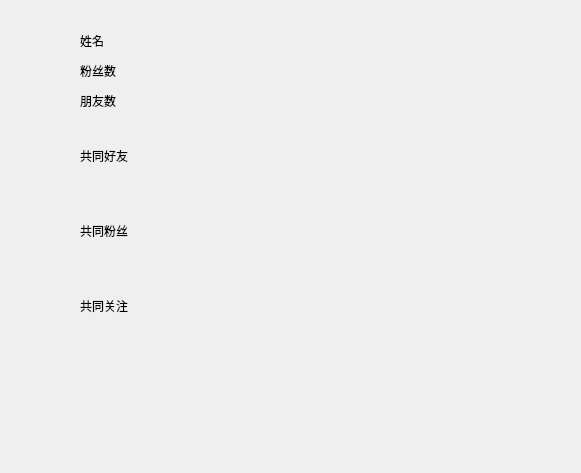
First picture: the form in person_specific.ui, repository VVictorWang/datastructure_course_design, before the edit.
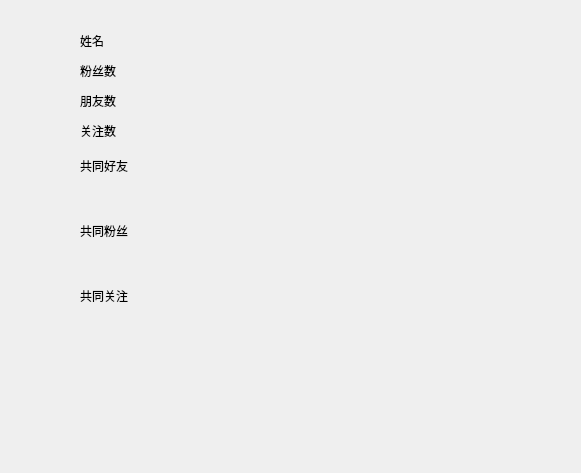
Second picture: the form after the edit.

```diff
--- a/person_specific.ui
+++ b/person_specific.ui
@@ -95,7 +95,7 @@
    <property name="geometry">
     <rect>
      <x>80</x>
-     <y>140</y>
+     <y>150</y>
      <width>51</width>
      <height>31</height>
     </rect>
@@ -108,9 +108,9 @@
    <property name="geometry">
     <rect>
      <x>150</x>
-     <y>150</y>
+     <y>160</y>
      <width>361</width>
-     <height>51</height>
+     <height>61</height>
     </rect>
    </property>
    <property name="text">
@@ -133,10 +133,10 @@
   <widget class="QLabel" name="fans">
    <property name="geometry">
     <rect>
-     <x>150</x>
+     <x>140</x>
      <y>220</y>
-     <width>381</width>
-     <height>41</height>
+     <width>391</width>
+     <height>61</height>
     </rect>
    </property>
    <property name="text">
@@ -147,7 +147,7 @@
    <property name="geometry">
     <rect>
      <x>80</x>
-     <y>290</y>
+     <y>280</y>
      <width>51</width>
      <height>31</height>
     </rect>
@@ -159,10 +159,36 @@
   <widget class="QLabel" name="attentions">
    <property name="geometry">
     <rect>
-     <x>150</x>
-     <y>300</y>
-     <width>371</width>
-     <height>41</height>
+     <x>140</x>
+     <y>290</y>
+     <width>381</width>
+     <height>61</height>
+    </rect>
+   </property>
+   <property name="text">
+    <string/>
+   </property>
+  </widget>
+  <widget class="QLabel" name="label_7">
+   <property name="geometry">
+    <rect>
+     <x>80</x>
+     <y>120</y>
+     <width>41</width>
+     <height>21</height>
+    </rect>
+   </property>
+   <property name="text">
+    <string>关注数</string>
+   </property>
+  </widget>
+  <widget class="QLabel" name="attentionCount">
+   <property name="geometry">
+    <rect>
+     <x>130</x>
+     <y>120</y>
+     <width>61</width>
+     <height>21</height>
     </rect>
    </property>
    <property name="text">
```
